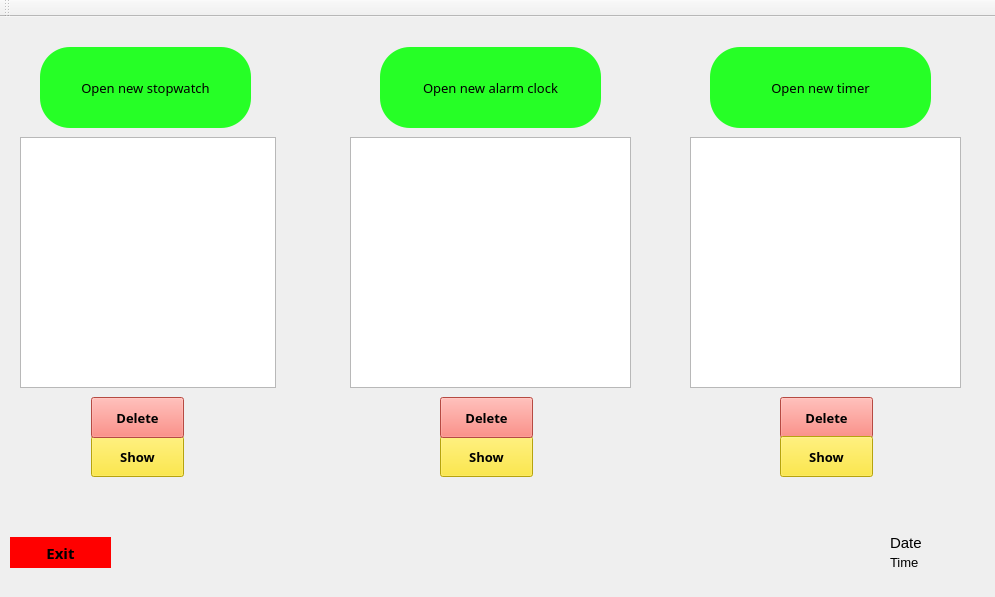
Before: the Qt Designer form LAB2/mainwindow.ui in StasDzundza/Labs-1-semestr, drawn with Qt 5.
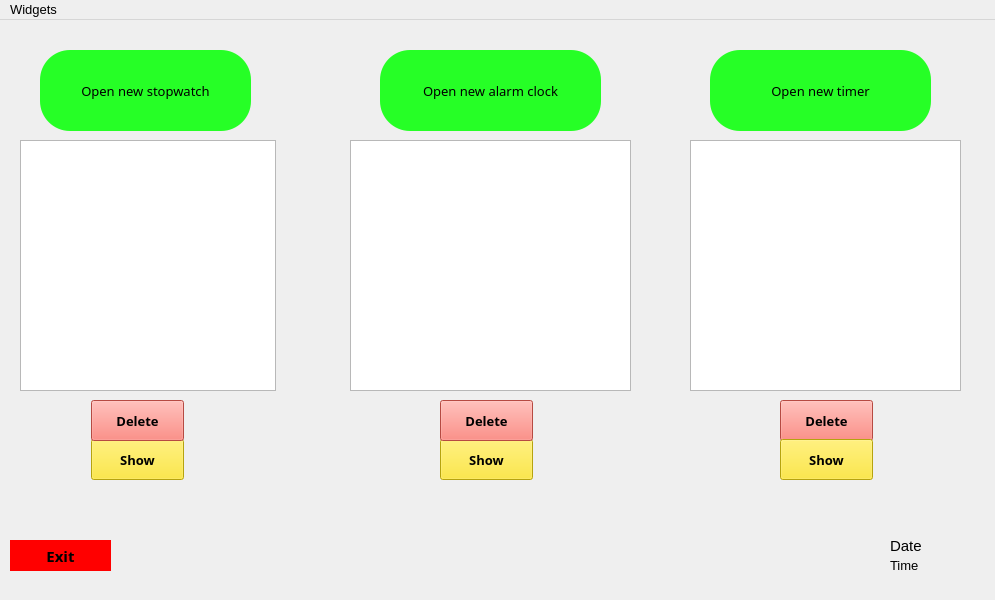
After: the same form once the commit is applied.

Commit message: add bacground image and actions in menu bar

The edit to the form file:
```diff
--- a/LAB2/mainwindow.ui
+++ b/LAB2/mainwindow.ui
@@ -7,19 +7,19 @@
     <x>0</x>
     <y>0</y>
     <width>995</width>
-    <height>597</height>
+    <height>600</height>
    </rect>
   </property>
   <property name="minimumSize">
    <size>
     <width>995</width>
-    <height>597</height>
+    <height>600</height>
    </size>
   </property>
   <property name="maximumSize">
    <size>
     <width>995</width>
-    <height>597</height>
+    <height>600</height>
    </size>
   </property>
   <property name="font">
@@ -345,15 +345,31 @@
      <height>26</height>
     </rect>
    </property>
+   <widget class="QMenu" name="menuNew_stopwatch">
+    <property name="title">
+     <string>Widgets</string>
+    </property>
+    <addaction name="actionNew_stopwatch"/>
+    <addaction name="actionNew_alarm_clock_2"/>
+    <addaction name="actionNew_timer"/>
+   </widget>
+   <addaction name="menuNew_stopwatch"/>
   </widget>
-  <widget class="QToolBar" name="mainToolBar">
-   <attribute name="toolBarArea">
-    <enum>TopToolBarArea</enum>
-   </attribute>
-   <attribute name="toolBarBreak">
-    <bool>false</bool>
-   </attribute>
-  </widget>
+  <action name="actionNew_alarm_clock_2">
+   <property name="text">
+    <string>New alarm clock(Ctrl+A)</string>
+   </property>
+  </action>
+  <action name="actionNew_timer">
+   <property name="text">
+    <string>New timer(Ctrl+T)</string>
+   </property>
+  </action>
+  <action name="actionNew_stopwatch">
+   <property name="text">
+    <string>New stopwatch(Ctrl+S)</string>
+   </property>
+  </action>
  </widget>
  <layoutdefault spacing="6" margin="11"/>
  <resources/>
```
The commit also changes 10 other files.
